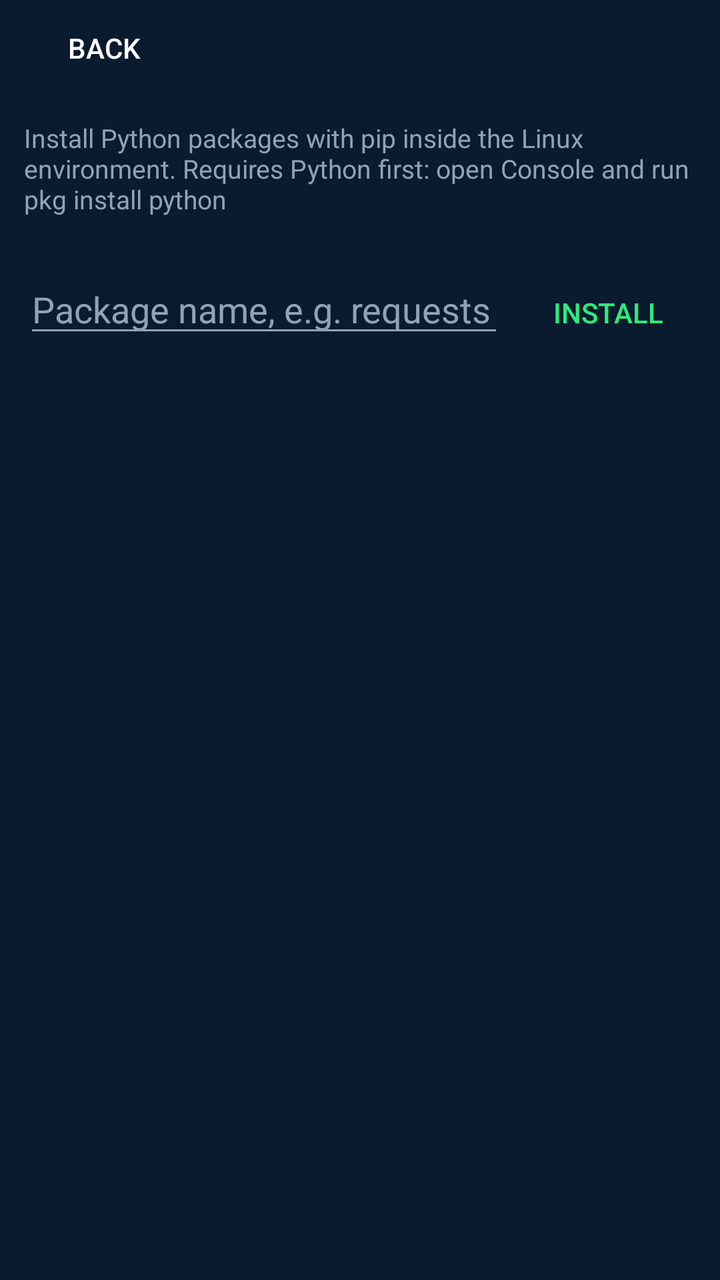
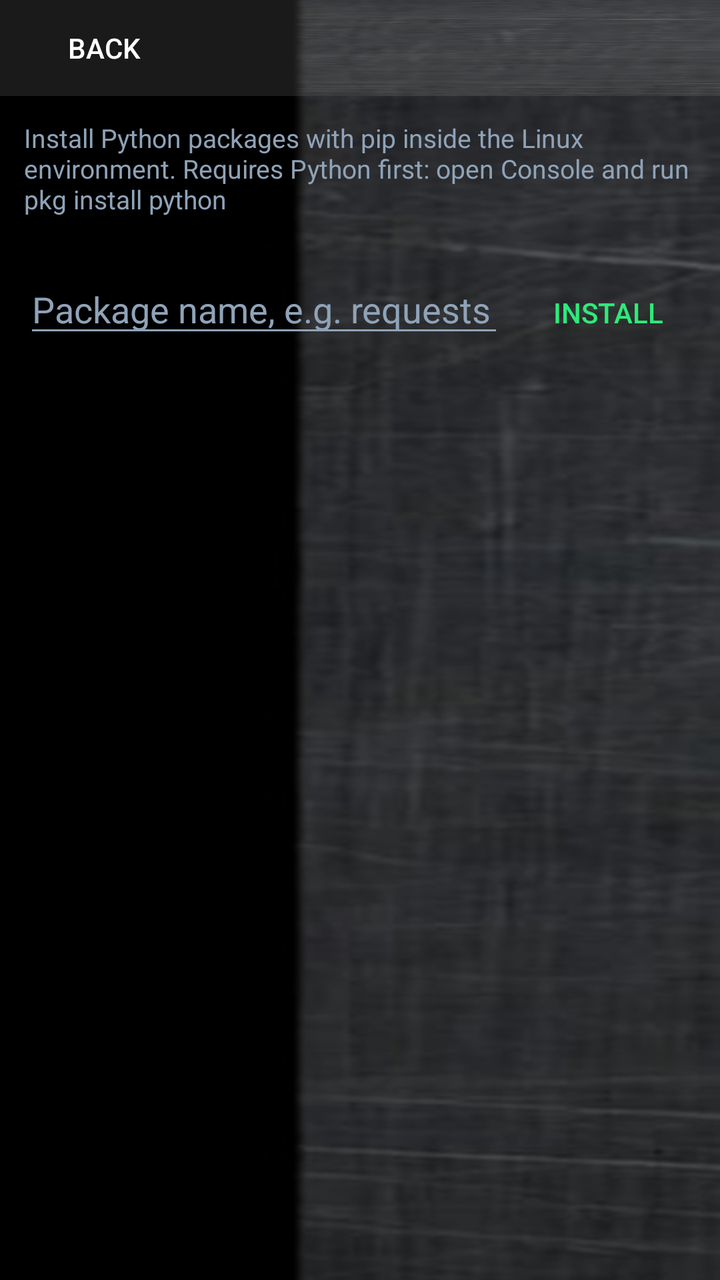

The first picture is an Android layout as it rendered before a commit; the second is the same layout after the commit. The layout source and the unified diff follow.
<!-- AndroidManifest.xml: application theme DzTheme -->
<!-- res/layout/activity_qpypi.xml -->
<?xml version="1.0" encoding="utf-8"?>
<LinearLayout xmlns:android="http://schemas.android.com/apk/res/android"
    android:layout_width="match_parent"
    android:layout_height="match_parent"
    android:orientation="vertical"
    android:background="@color/dz_navy">

    <LinearLayout
        android:layout_width="match_parent"
        android:layout_height="48dp"
        android:orientation="horizontal"
        android:gravity="center_vertical"
        android:paddingStart="8dp"
        android:paddingEnd="8dp">

        <Button
            android:id="@+id/qpypi_back"
            android:layout_width="wrap_content"
            android:layout_height="wrap_content"
            android:text="@string/back"
            android:textColor="@color/dz_white"
            android:background="@android:color/transparent" />

        <TextView
            android:layout_width="0dp"
            android:layout_height="wrap_content"
            android:layout_weight="1"
            android:text="@string/qypi_title"
            android:textSize="17sp"
            android:textStyle="bold"
            android:textColor="@color/dz_white"
            android:gravity="center" />

        <View
            android:layout_width="wrap_content"
            android:layout_height="wrap_content" />
    </LinearLayout>

    <TextView
        android:layout_width="match_parent"
        android:layout_height="wrap_content"
        android:padding="12dp"
        android:text="@string/qypi_note"
        android:textColor="@color/dz_muted"
        android:textSize="13sp" />

    <LinearLayout
        android:layout_width="match_parent"
        android:layout_height="wrap_content"
        android:orientation="horizontal"
        android:padding="12dp">

        <EditText
            android:id="@+id/qpypi_input"
            android:layout_width="0dp"
            android:layout_height="wrap_content"
            android:layout_weight="1"
            android:hint="@string/package_hint"
            android:textColor="@color/dz_white"
            android:textColorHint="@color/dz_muted"
            android:inputType="textNoSuggestions"
            android:singleLine="true" />

        <Button
            android:id="@+id/qpypi_install"
            android:layout_width="wrap_content"
            android:layout_height="wrap_content"
            android:layout_marginStart="8dp"
            android:text="@string/install"
            android:textColor="@color/dz_green"
            android:background="@android:color/transparent" />
    </LinearLayout>

    <ScrollView
        android:id="@+id/qpypi_scroll"
        android:layout_width="match_parent"
        android:layout_height="0dp"
        android:layout_weight="1"
        android:padding="12dp">

        <TextView
            android:id="@+id/qpypi_output"
            android:layout_width="match_parent"
            android:layout_height="wrap_content"
            android:textColor="@color/dz_white"
            android:textSize="13sp"
            android:typeface="monospace" />
    </ScrollView>
</LinearLayout>
<!-- resources referenced by this layout -->
<resources>
  <color name="dz_green">#2EEA7A</color>
  <color name="dz_muted">#8FA3B8</color>
  <color name="dz_navy">#0A1A2F</color>
  <color name="dz_white">#FFFFFF</color>
  <string name="back">Back</string>
  <string name="install">Install</string>
  <string name="package_hint">Package name, e.g. requests</string>
  <string name="qypi_note">Install Python packages with pip inside the Linux environment. Requires Python first: open Console and run pkg install python</string>
  <string name="qypi_title">QPYPI</string>
  <style name="DzTheme" parent="android:Theme.Material.NoActionBar">
          <item name="android:windowBackground">@color/dz_navy</item>
          <item name="android:colorBackground">@color/dz_navy</item>
          <item name="android:textColor">@color/dz_white</item>
          <item name="android:textColorPrimary">@color/dz_white</item>
          <item name="android:textColorSecondary">@color/dz_muted</item>
          <item name="android:colorAccent">@color/dz_green</item>
      </style>
</resources>

<!-- the commit's change to res/layout/activity_qpypi.xml (unified diff, before → after) -->
@@ -3,7 +3,7 @@
     android:layout_width="match_parent"
     android:layout_height="match_parent"
     android:orientation="vertical"
-    android:background="@color/dz_navy">
+    android:background="@drawable/steel_bg">
 
     <LinearLayout
         android:layout_width="match_parent"
@@ -11,7 +11,8 @@
         android:orientation="horizontal"
         android:gravity="center_vertical"
         android:paddingStart="8dp"
-        android:paddingEnd="8dp">
+        android:paddingEnd="8dp"
+        android:background="@drawable/steel_header">
 
         <Button
             android:id="@+id/qpypi_back"
<!-- resource entries referenced after the edit -->
@@ -4,6 +4,17 @@
   <color name="dz_muted">#8FA3B8</color>
   <color name="dz_navy">#0A1A2F</color>
   <color name="dz_white">#FFFFFF</color>
+  <!-- drawable steel_bg: png bitmap (drawable-xxxhdpi, 135696 bytes) -->
+  <!-- drawable steel_header (drawable) -->
+  <?xml version="1.0" encoding="utf-8"?>
+  <layer-list xmlns:android="http://schemas.android.com/apk/res/android">
+      <item android:drawable="@drawable/steel_bg" />
+      <item>
+          <shape android:shape="rectangle">
+              <solid android:color="#1AFFFFFF" />
+          </shape>
+      </item>
+  </layer-list>
   <string name="back">Back</string>
   <string name="install">Install</string>
   <string name="package_hint">Package name, e.g. requests</string>
